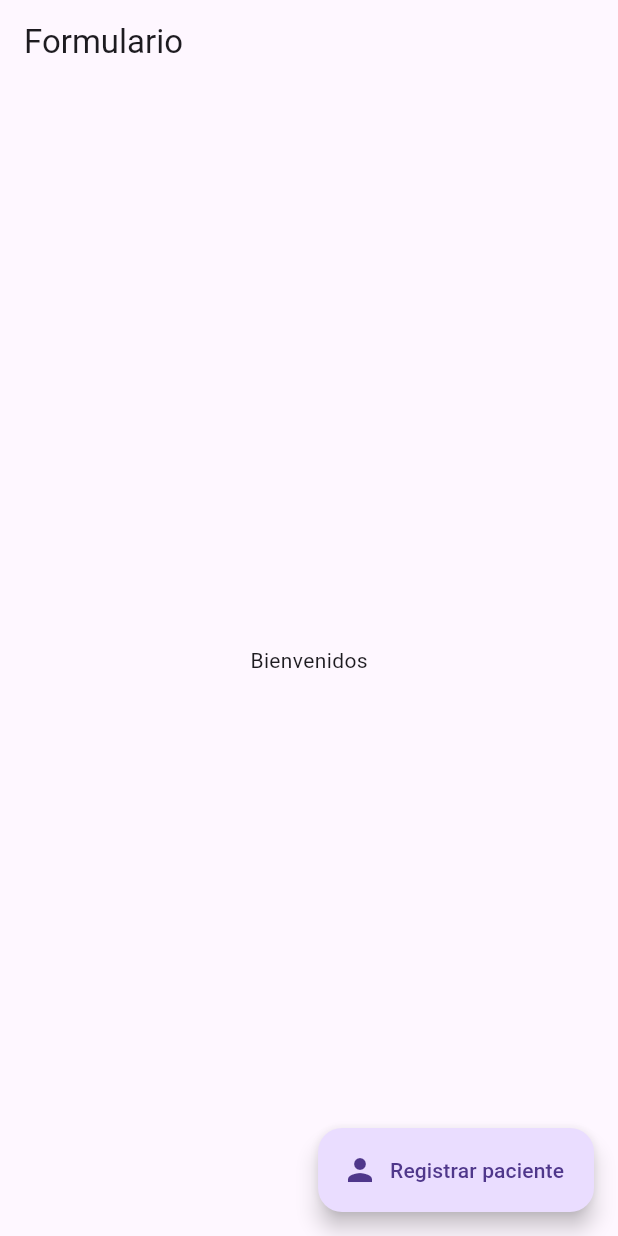
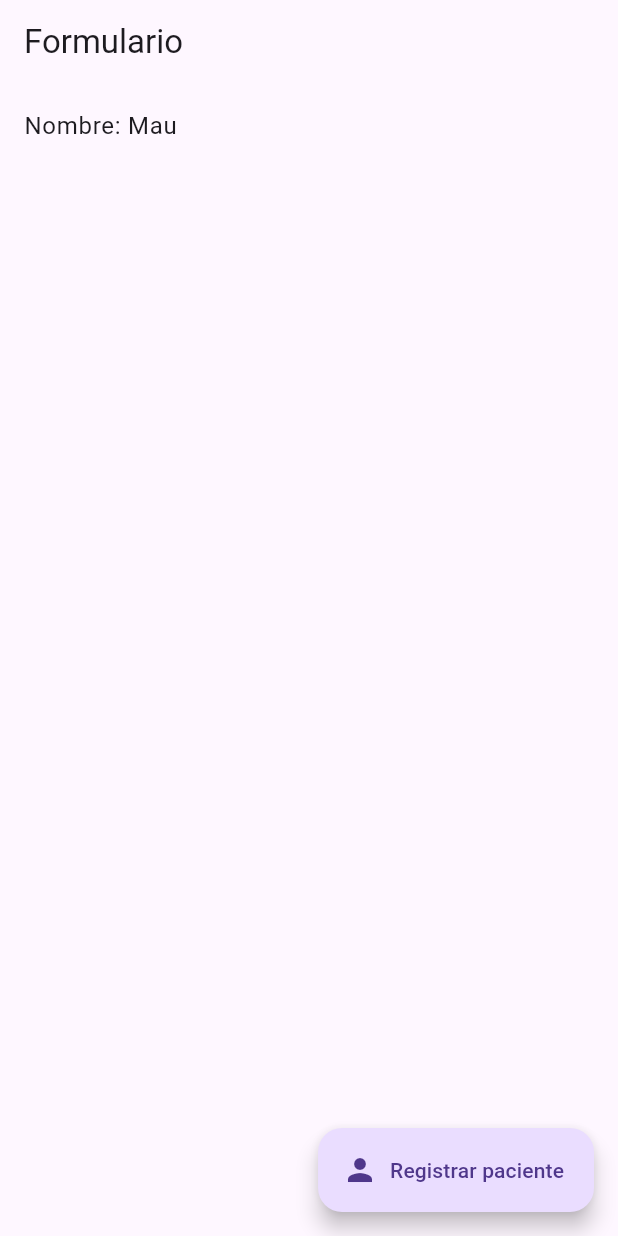
Before and after one commit to M131415/Formulario, a Flutter app: the screen it shows after launch, on a phone screen of 412 x 824 dp. Run offline on Flutter 3.47's test engine with Material 3 defaults, Android fonts, the phone set to English and light mode, and no system bars; our stand-ins replace flutter_bloc.

Commit message:
Update Home Screen to show a list of maps

```diff
--- a/lib/presentation/screens/home/home_screen.dart
+++ b/lib/presentation/screens/home/home_screen.dart
@@ -1,4 +1,7 @@
 import 'package:flutter/material.dart';
+import 'package:flutter_bloc/flutter_bloc.dart';
+
+import '../../blocs/form/form_cubit.dart';
 
 class HomeScreen extends StatelessWidget {
   const HomeScreen({super.key});
@@ -14,7 +17,10 @@ class HomeScreen extends StatelessWidget {
       floatingActionButton: FloatingActionButton.extended(
         icon: const Icon(Icons.person),
         label: const Text("Registrar paciente"),
-        onPressed: () => Navigator.pushNamed(context, 'formulario'),),
+        onPressed: () {
+          Navigator.pushNamed(context, 'formulario');
+        } ,
+    )
     );
   }
 }
@@ -24,8 +30,18 @@ class _HomeScreenView extends StatelessWidget {
 
   @override
   Widget build(BuildContext context) {
-    return const Center(
-      child: Text("Bienvenidos"),
+
+    final formCubit = context.watch<FormCubit>();
+
+    return Center(
+      child: ListView.builder(
+          itemCount: formCubit.state.length,
+          itemBuilder: (BuildContext context, int index) {
+            return ListTile(
+              title: Text('Nombre: ${formCubit.state[index]["nombre"]}'),
+            );
+          },
+        ),
     );
   }
 }
```
